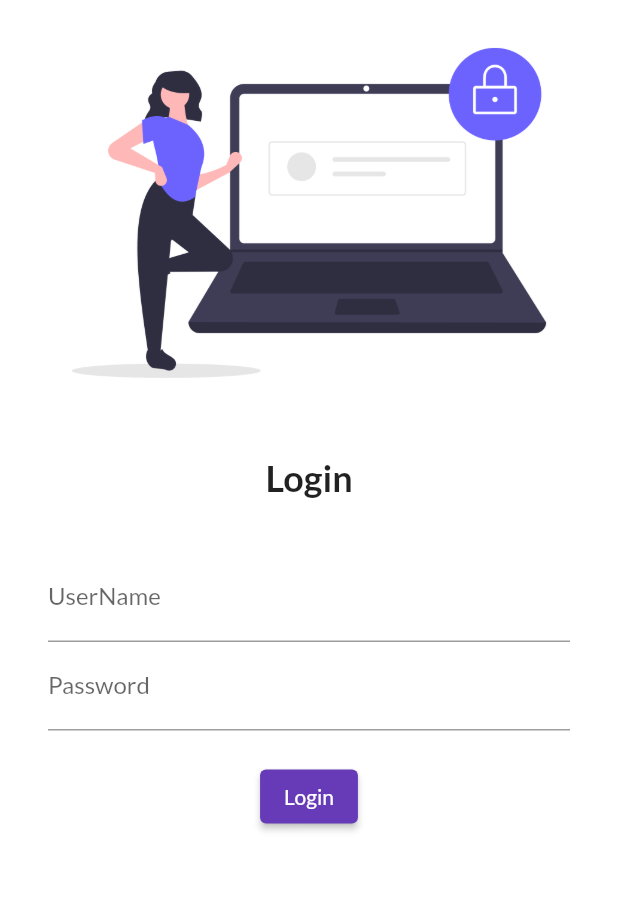
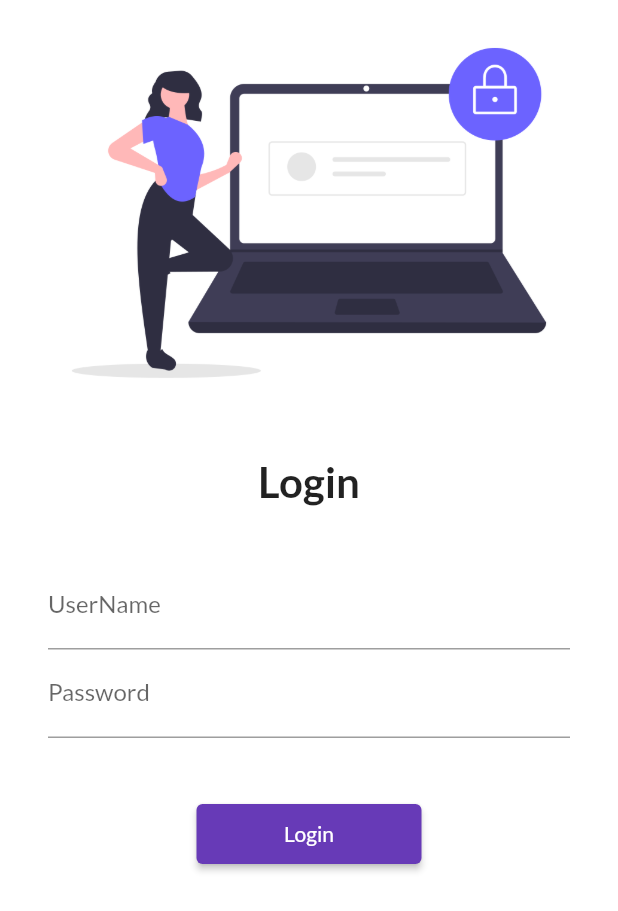
Before and after one commit to umerbaig1125/flutter_catalog, a Flutter app: the screen it shows after launch, on a phone screen of 412 x 824 dp. Shown: the top 911 px of the screen. Run offline on Flutter 3.47's test engine with Material 2 defaults, Android fonts, the phone set to English and light mode, and no system bars; our stand-ins replace google_fonts.

Commit message:
day 5 complete

```diff
--- a/lib/main.dart
+++ b/lib/main.dart
@@ -1,6 +1,7 @@
 import 'package:flutter/material.dart';
 import 'package:flutter_catalog/pages/home_page.dart';
 import 'package:flutter_catalog/pages/login_page.dart';
+import 'package:flutter_catalog/utils/routes.dart';
 import 'package:google_fonts/google_fonts.dart';
 
 void main() {
@@ -16,13 +17,15 @@ class MyApp extends StatelessWidget {
         primarySwatch: Colors.deepPurple,
         fontFamily: GoogleFonts.lato().fontFamily,
       ),
+      debugShowCheckedModeBanner: false,
       darkTheme: ThemeData(
         brightness: Brightness.dark,
       ),
-      initialRoute: "/login",
+      initialRoute: "/",
       routes: {
-        "/": (context) => HomePage(),
-        "/login": (context) => LoginPage(),
+        "/": (context) => LoginPage(),
+        MyRoute.homeRoute: (context) => HomePage(),
+        MyRoute.loginRoute: (context) => LoginPage(),
       },
     );
   }
--- a/lib/pages/login_page.dart
+++ b/lib/pages/login_page.dart
@@ -1,10 +1,12 @@
 import 'package:flutter/material.dart';
+import 'package:flutter_catalog/utils/routes.dart';
 
 class LoginPage extends StatelessWidget {
   @override
   Widget build(BuildContext context) {
     return Material(
       color: Colors.white,
+      child: SingleChildScrollView(
         child: Column(
           children: [
             Image.asset(
@@ -17,7 +19,7 @@ class LoginPage extends StatelessWidget {
             Text(
               "Login",
               style: TextStyle(
-              fontSize: 24,
+                fontSize: 28,
                 fontWeight: FontWeight.bold,
               ),
             ),
@@ -45,18 +47,23 @@ class LoginPage extends StatelessWidget {
                     ),
                   ),
                   SizedBox(
-                  height: 20.0,
+                    height: 40.0,
                   ),
                   ElevatedButton(
-                  onPressed: () {},
+                    onPressed: () {
+                      Navigator.pushNamed(context, MyRoute.homeRoute);
+                    },
                     child: Text("Login"),
-                  style: TextButton.styleFrom(),
+                    style: TextButton.styleFrom(
+                      minimumSize: Size(150, 40),
+                    ),
                   ),
                 ],
               ),
             ),
           ],
         ),
+      ),
     );
   }
 }
--- /dev/null
+++ b/lib/utils/routes.dart
@@ -0,0 +1,4 @@
+class MyRoute {
+  static String loginRoute = "/login";
+  static String homeRoute = "/home";
+}
```
Lines whose indentation alone changed are shown as unchanged.
